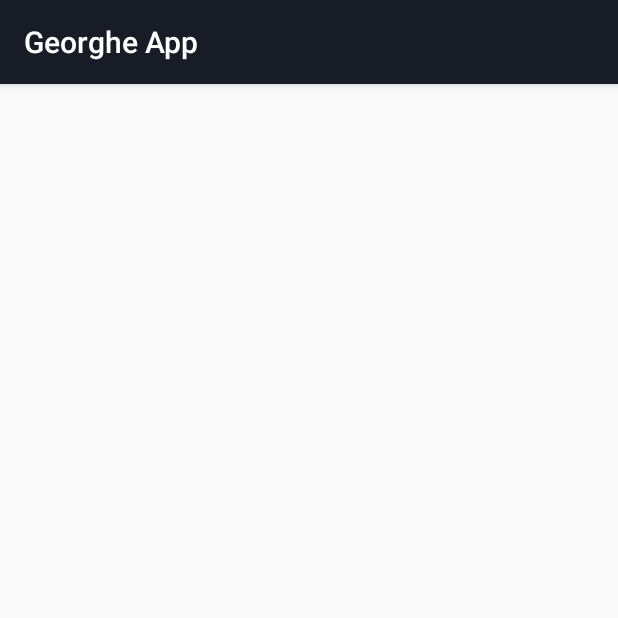
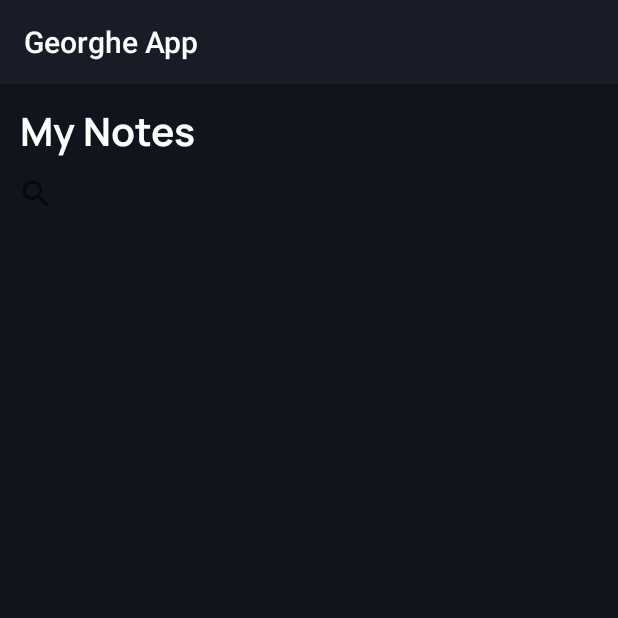
Before and after one commit to 6304673J8/MyCustomApp, an Android app: the screen it shows after launch (MainActivity), on a phone screen of 412 x 824 dp, the top half of it. Run offline under Robolectric (Android 15) with nearby library versions, the phone set to English and light mode, and no system bars; our stand-ins replace sdp/ssp sizes.

Commit message:
resources/drawable
new icons, started notes Search View

```diff
--- a/NotingApp/app/src/main/res/layout/activity_main.xml
+++ b/NotingApp/app/src/main/res/layout/activity_main.xml
@@ -4,7 +4,29 @@
     xmlns:tools="http://schemas.android.com/tools"
     android:layout_width="match_parent"
     android:layout_height="match_parent"
+    android:background="@color/colorPrimaryDark"
     tools:context=".MainActivity">
+
+    <TextView
+        android:id="@+id/test1"
+        android:layout_width="match_parent"
+        android:layout_height="wrap_content"
+        android:textSize="@dimen/_20ssp"
+        android:text="@string/notes"
+        android:paddingStart="@dimen/_10sdp"
+        android:paddingTop="@dimen/_10sdp"
+        app:layout_constraintTop_toTopOf="parent"
+        app:layout_constraintStart_toStartOf="parent"
+        android:fontFamily="@font/manrope_bold"
+        android:textColor="@color/ColorWhite" />
+    <SearchView
+        android:layout_width="match_parent"
+        android:layout_height="wrap_content"
+        app:layout_constraintTop_toBottomOf="@id/test1"
+        app:layout_constraintEnd_toStartOf="parent"
+        android:id="@+id/search_view"
+        >
+    </SearchView>
 
 
 
--- a/NotingApp/app/src/main/res/values/strings.xml
+++ b/NotingApp/app/src/main/res/values/strings.xml
@@ -1,3 +1,4 @@
 <resources>
     <string name="app_name">Georghe App</string>
+    <string name="notes">My Notes</string>
 </resources>
```
Also changed, not shown: NotingApp/app/src/main/res/drawable/ic_arrow_back_24.xml (added, +10 -0 lines), NotingApp/app/src/main/res/drawable/ic_baseline_add_24.xml (added, +10 -0 lines), NotingApp/app/src/main/res/drawable/ic_main_button_edit_24.xml (added, +10 -0 lines), NotingApp/app/src/main/res/drawable/ic_main_search_24.xml (added, +10 -0 lines), NotingApp/app/src/main/res/drawable/ic_slide_menu_24.xml (added, +10 -0 lines), NotingApp/app/src/main/res/drawable/ic_slider_home_24.xml (added, +10 -0 lines), NotingApp/app/src/main/res/font/font.xml (+24 -1 lines), NotingApp/app/src/main/res/font/dancing_script_bold.ttf (renamed from NotingApp/app/src/main/res/font/DancingScript-Bold.ttf), NotingApp/app/src/main/res/font/dancingscript_regular.ttf (renamed from NotingApp/app/src/main/res/font/DancingScript-Regular.ttf), NotingApp/app/src/main/res/font/lobster_regular.ttf (renamed from NotingApp/app/src/main/res/font/Lobster-Regular.ttf), NotingApp/app/src/main/res/font/manrope_bold.ttf (renamed from NotingApp/app/src/main/res/font/Manrope-Bold.ttf), NotingApp/app/src/main/res/font/manrope_regular.ttf (renamed from NotingApp/app/src/main/res/font/Manrope-Regular.ttf), NotingApp/app/src/main/res/font/typo_graphica.otf (renamed from NotingApp/app/src/main/res/font/TypoGraphica.otf).
